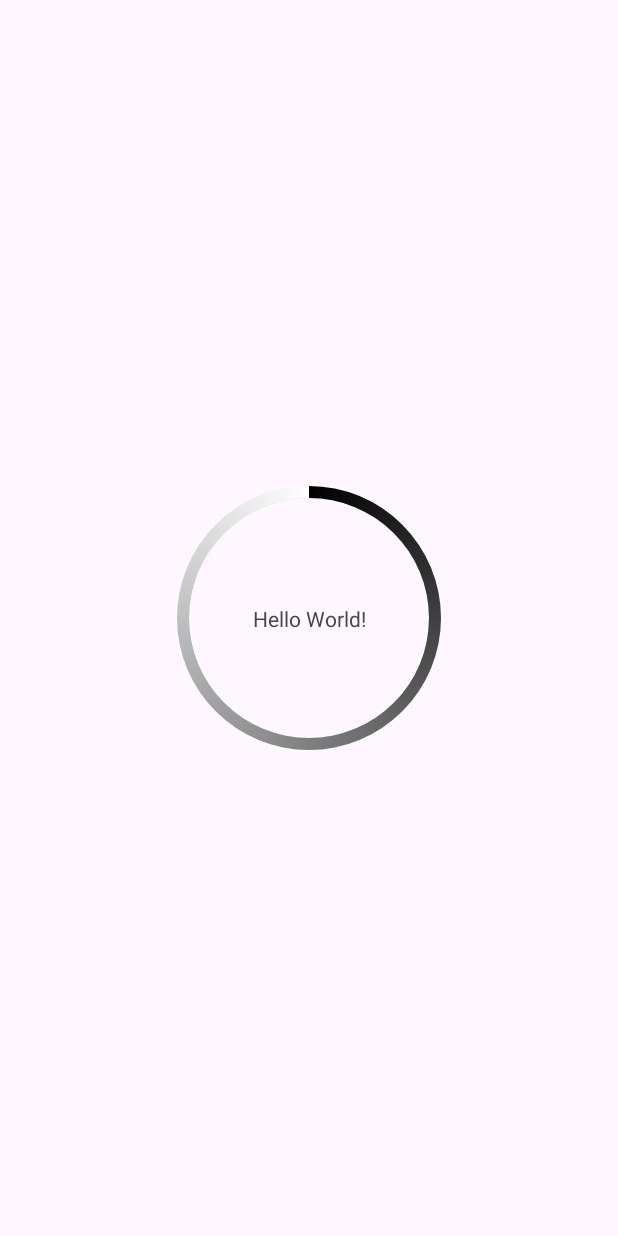
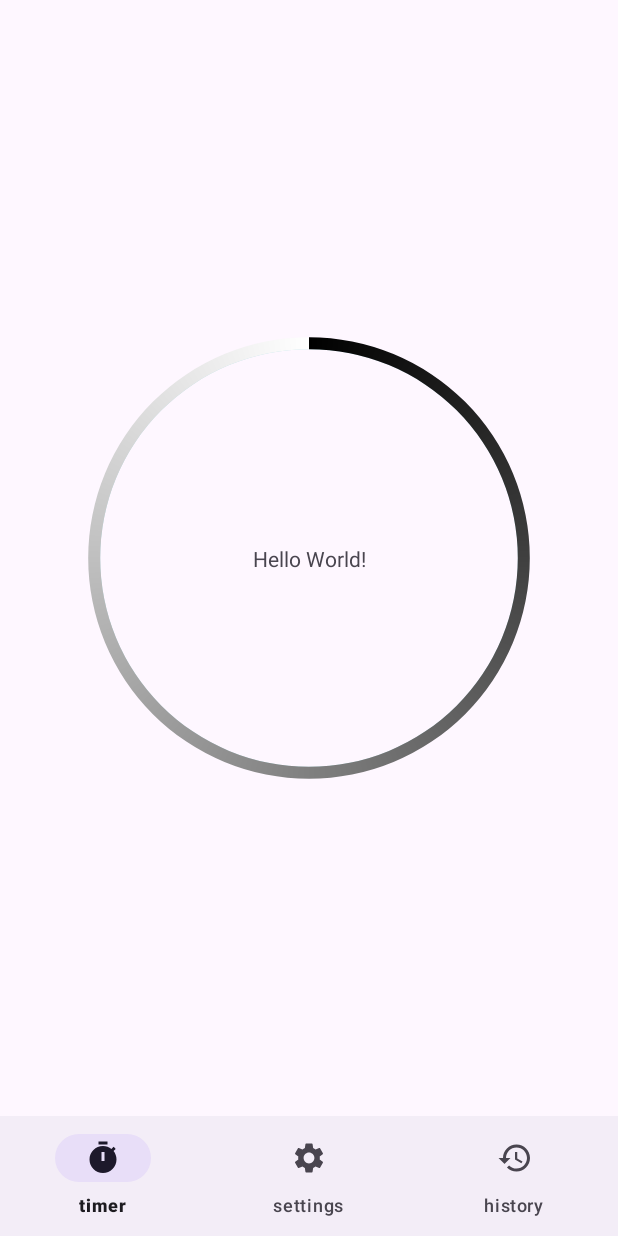
Before and after one commit to pbblerico/Pomodoro-App, an Android app: the layout activity_main.xml on its own in the app's theme, with its tools: preview values and no code run, on a phone screen of 412 x 824 dp. Run offline under Robolectric (Android 15) with nearby library versions, the phone set to English and light mode, and no system bars.

Commit message:
add bottom nav ui

```diff
--- /dev/null
+++ b/app/src/main/res/drawable/ic_history.xml
@@ -0,0 +1,5 @@
+<vector android:height="24dp" android:tint="#000000"
+    android:viewportHeight="24" android:viewportWidth="24"
+    android:width="24dp" xmlns:android="http://schemas.android.com/apk/res/android">
+    <path android:fillColor="@android:color/white" android:pathData="M13,3c-4.97,0 -9,4.03 -9,9L1,12l3.89,3.89 0.07,0.14L9,12L6,12c0,-3.87 3.13,-7 7,-7s7,3.13 7,7 -3.13,7 -7,7c-1.93,0 -3.68,-0.79 -4.94,-2.06l-1.42,1.42C8.27,19.99 10.51,21 13,21c4.97,0 9,-4.03 9,-9s-4.03,-9 -9,-9zM12,8v5l4.28,2.54 0.72,-1.21 -3.5,-2.08L13.5,8L12,8z"/>
+</vector>
--- /dev/null
+++ b/app/src/main/res/drawable/ic_settings.xml
@@ -0,0 +1,5 @@
+<vector android:height="24dp" android:tint="#000000"
+    android:viewportHeight="24" android:viewportWidth="24"
+    android:width="24dp" xmlns:android="http://schemas.android.com/apk/res/android">
+    <path android:fillColor="@android:color/white" android:pathData="M19.14,12.94c0.04,-0.3 0.06,-0.61 0.06,-0.94c0,-0.32 -0.02,-0.64 -0.07,-0.94l2.03,-1.58c0.18,-0.14 0.23,-0.41 0.12,-0.61l-1.92,-3.32c-0.12,-0.22 -0.37,-0.29 -0.59,-0.22l-2.39,0.96c-0.5,-0.38 -1.03,-0.7 -1.62,-0.94L14.4,2.81c-0.04,-0.24 -0.24,-0.41 -0.48,-0.41h-3.84c-0.24,0 -0.43,0.17 -0.47,0.41L9.25,5.35C8.66,5.59 8.12,5.92 7.63,6.29L5.24,5.33c-0.22,-0.08 -0.47,0 -0.59,0.22L2.74,8.87C2.62,9.08 2.66,9.34 2.86,9.48l2.03,1.58C4.84,11.36 4.8,11.69 4.8,12s0.02,0.64 0.07,0.94l-2.03,1.58c-0.18,0.14 -0.23,0.41 -0.12,0.61l1.92,3.32c0.12,0.22 0.37,0.29 0.59,0.22l2.39,-0.96c0.5,0.38 1.03,0.7 1.62,0.94l0.36,2.54c0.05,0.24 0.24,0.41 0.48,0.41h3.84c0.24,0 0.44,-0.17 0.47,-0.41l0.36,-2.54c0.59,-0.24 1.13,-0.56 1.62,-0.94l2.39,0.96c0.22,0.08 0.47,0 0.59,-0.22l1.92,-3.32c0.12,-0.22 0.07,-0.47 -0.12,-0.61L19.14,12.94zM12,15.6c-1.98,0 -3.6,-1.62 -3.6,-3.6s1.62,-3.6 3.6,-3.6s3.6,1.62 3.6,3.6S13.98,15.6 12,15.6z"/>
+</vector>
--- /dev/null
+++ b/app/src/main/res/drawable/ic_timer.xml
@@ -0,0 +1,6 @@
+<vector android:height="24dp" android:tint="#000000"
+    android:viewportHeight="24" android:viewportWidth="24"
+    android:width="24dp" xmlns:android="http://schemas.android.com/apk/res/android">
+    <path android:fillColor="@android:color/white" android:pathData="M9,1h6v2h-6z"/>
+    <path android:fillColor="@android:color/white" android:pathData="M19.03,7.39l1.42,-1.42c-0.43,-0.51 -0.9,-0.99 -1.41,-1.41l-1.42,1.42C16.07,4.74 14.12,4 12,4c-4.97,0 -9,4.03 -9,9c0,4.97 4.02,9 9,9s9,-4.03 9,-9C21,10.88 20.26,8.93 19.03,7.39zM13,14h-2V8h2V14z"/>
+</vector>
--- a/app/src/main/res/layout/activity_main.xml
+++ b/app/src/main/res/layout/activity_main.xml
@@ -9,17 +9,18 @@
     <ProgressBar
         android:id="@+id/progress_bar"
         style="?android:attr/progressBarStyleHorizontal"
-        android:layout_width="200dp"
+        android:layout_width="match_parent"
         android:layout_height="0dp"
-        app:layout_constraintTop_toTopOf="parent"
-        app:layout_constraintBottom_toBottomOf="parent"
-        app:layout_constraintStart_toStartOf="parent"
-        app:layout_constraintEnd_toEndOf="parent"
+        android:background="@drawable/circular_shape"
         android:indeterminate="false"
         android:max="10"
         android:progress="10"
-        android:background="@drawable/circular_shape"
         android:progressDrawable="@drawable/circular_progress_bar"
+        app:layout_constraintBottom_toTopOf="@id/bottom_nav"
+        app:layout_constraintEnd_toEndOf="parent"
+        app:layout_constraintStart_toStartOf="parent"
+        app:layout_constraintTop_toTopOf="parent"
+        android:layout_margin="32dp"
         />
 
     <TextView
@@ -27,9 +28,16 @@
         android:layout_width="wrap_content"
         android:layout_height="wrap_content"
         android:text="Hello World!"
+        app:layout_constraintBottom_toBottomOf="@id/progress_bar"
+        app:layout_constraintEnd_toEndOf="@id/progress_bar"
+        app:layout_constraintStart_toStartOf="@id/progress_bar"
+        app:layout_constraintTop_toTopOf="@id/progress_bar" />
+
+    <com.google.android.material.bottomnavigation.BottomNavigationView
+        android:id="@+id/bottom_nav"
+        android:layout_width="match_parent"
+        android:layout_height="wrap_content"
         app:layout_constraintBottom_toBottomOf="parent"
-        app:layout_constraintEnd_toEndOf="parent"
-        app:layout_constraintStart_toStartOf="parent"
-        app:layout_constraintTop_toTopOf="parent" />
+        app:menu="@menu/bottom_menu" />
 
 </androidx.constraintlayout.widget.ConstraintLayout>
--- /dev/null
+++ b/app/src/main/res/menu/bottom_menu.xml
@@ -0,0 +1,13 @@
+<?xml version="1.0" encoding="utf-8"?>
+<menu xmlns:android="http://schemas.android.com/apk/res/android">
+    <item
+        android:title="@string/timer"
+        android:icon="@drawable/ic_timer"/>
+    <item
+        android:title="@string/settings"
+        android:icon="@drawable/ic_settings"/>
+    <item
+        android:title="@string/history"
+        android:icon="@drawable/ic_history"
+        />
+</menu>
--- a/app/src/main/res/values/strings.xml
+++ b/app/src/main/res/values/strings.xml
@@ -1,3 +1,8 @@
 <resources>
     <string name="app_name">Alarm app</string>
+    <string name="timer">timer</string>
+    <string name="settings">settings</string>
+    <string name="history">history</string>
+    <!-- TODO: Remove or change this placeholder text -->
+    <string name="hello_blank_fragment">Hello blank fragment</string>
 </resources>
```
